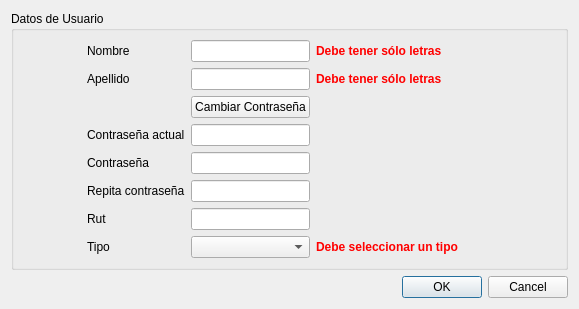
First picture: the form in nostro/admin_usuarios/formulario_usuario.ui, repository manuell12/CafeNostro, before the edit.
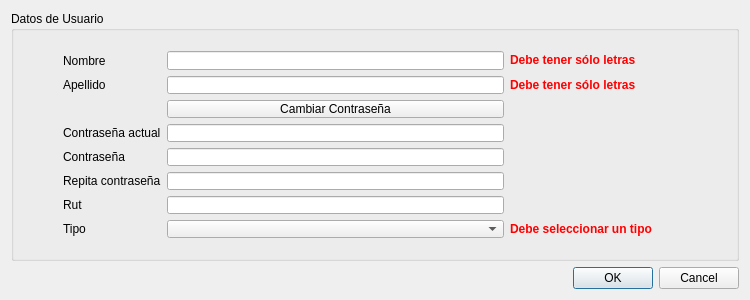
Second picture: the form after the edit.

Diff of the .ui file:
```diff
--- a/nostro/admin_usuarios/formulario_usuario.ui
+++ b/nostro/admin_usuarios/formulario_usuario.ui
@@ -9,10 +9,22 @@
    <rect>
     <x>0</x>
     <y>0</y>
-    <width>579</width>
-    <height>287</height>
+    <width>750</width>
+    <height>300</height>
    </rect>
   </property>
+  <property name="minimumSize">
+   <size>
+    <width>750</width>
+    <height>300</height>
+   </size>
+  </property>
+  <property name="maximumSize">
+   <size>
+    <width>750</width>
+    <height>300</height>
+   </size>
+  </property>
   <property name="windowTitle">
    <string>Formulario Usuario</string>
   </property>
@@ -23,11 +35,20 @@
       <string>Datos de Usuario</string>
      </property>
      <layout class="QHBoxLayout" name="horizontalLayout">
+      <property name="topMargin">
+       <number>20</number>
+      </property>
+      <property name="bottomMargin">
+       <number>20</number>
+      </property>
       <item>
        <spacer name="horizontalSpacer_2">
         <property name="orientation">
          <enum>Qt::Horizontal</enum>
         </property>
+        <property name="sizeType">
+         <enum>QSizePolicy::Fixed</enum>
+        </property>
         <property name="sizeHint" stdset="0">
          <size>
           <width>40</width>
@@ -117,7 +138,14 @@
          </widget>
         </item>
         <item row="1" column="1">
-         <widget class="QLineEdit" name="lineEdit_apellido"/>
+         <widget class="QLineEdit" name="lineEdit_apellido">
+          <property name="sizePolicy">
+           <sizepolicy hsizetype="Preferred" vsizetype="Fixed">
+            <horstretch>0</horstretch>
+            <verstretch>0</verstretch>
+           </sizepolicy>
+          </property>
+         </widget>
         </item>
         <item row="0" column="2">
          <widget class="QLabel" name="label_error_nombre">
@@ -184,6 +212,9 @@
         <property name="orientation">
          <enum>Qt::Horizontal</enum>
         </property>
+        <property name="sizeType">
+         <enum>QSizePolicy::Fixed</enum>
+        </property>
         <property name="sizeHint" stdset="0">
          <size>
           <width>40</width>
```
